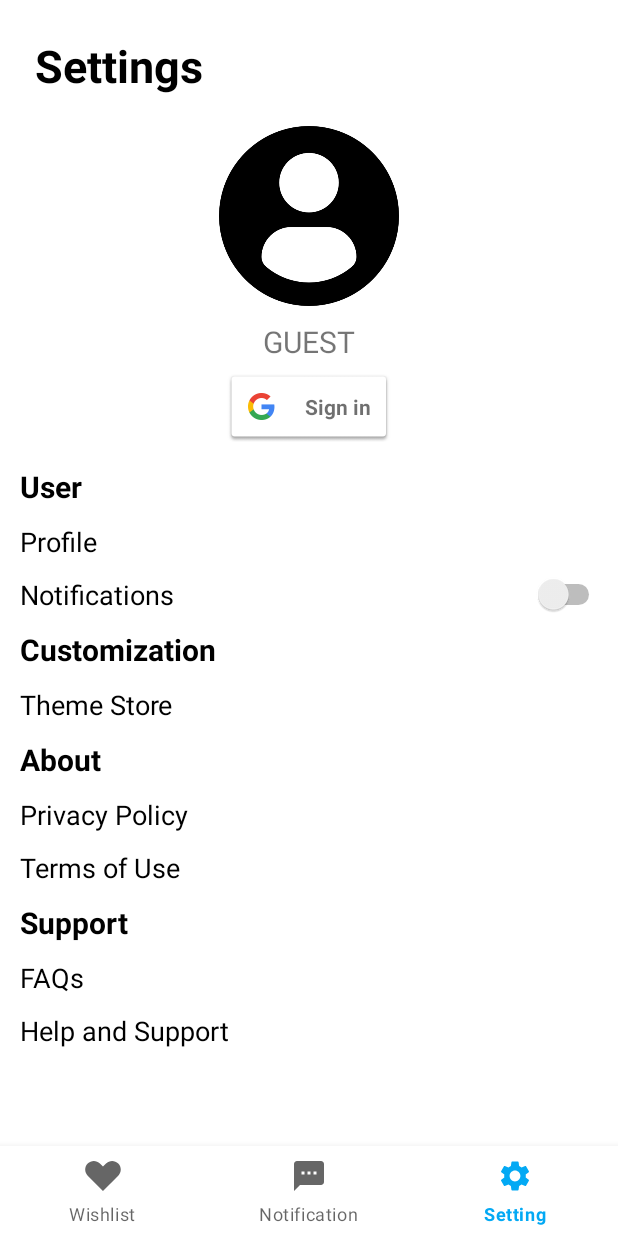
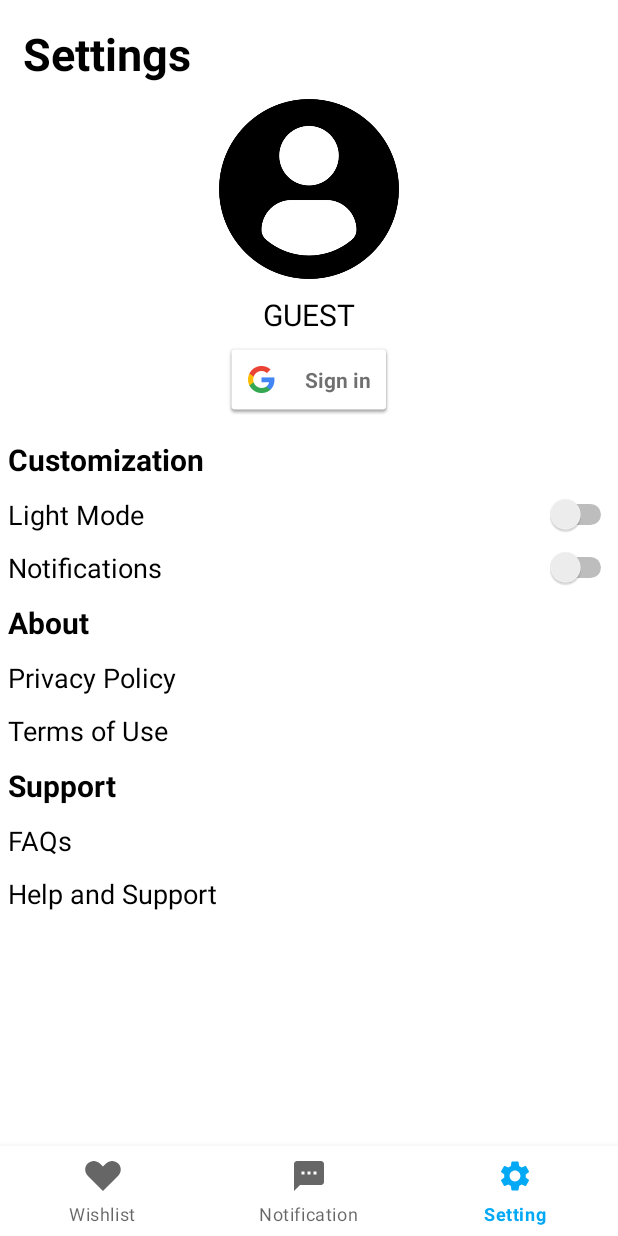
Before and after one commit to AlAuB/GiftMe, an Android app: the screen it shows after launch (MainActivity), item 3 of the bottom bar chosen, on a phone screen of 412 x 824 dp. Run offline under Robolectric (Android 15) with nearby library versions, the phone set to English and light mode, and no system bars; our stand-ins replace Firebase (no records; nobody signed in at launch, a user with empty details on screens opened directly), Picasso; libraries missing offline, so code that uses them is left out: it.xabaras.android.

Commit message:
light/dark_ver1

```diff
--- a/app/src/main/java/com/example/giftme/Fragments/SettingFragment.java
+++ b/app/src/main/java/com/example/giftme/Fragments/SettingFragment.java
@@ -8,12 +8,15 @@ import android.view.LayoutInflater;
 import android.view.View;
 import android.view.ViewGroup;
 import android.widget.Button;
+import android.widget.CompoundButton;
 import android.widget.ImageView;
 import android.widget.TextView;
 import android.widget.Toast;
+import android.widget.Switch;
 
 import androidx.annotation.NonNull;
 import androidx.annotation.Nullable;
+import androidx.appcompat.app.AppCompatDelegate;
 import androidx.fragment.app.Fragment;
 
 import com.example.giftme.Settings.FAQ;
@@ -60,13 +63,36 @@ public class SettingFragment extends Fragment implements View.OnClickListener {
         // Inflate the layout for this fragment
         View view = inflater.inflate(R.layout.fragment_setting, container, false);
 
+        // initialize switch variable
+        Switch mode_switch = view.findViewById(R.id.switch0);
+        TextView mode = view.findViewById(R.id.mode);
+//        Objects.requireNonNull(getSupportActionBar()).setTitle("Light/Dark Mode Switch");
+
+        // switch
+        mode_switch.setOnCheckedChangeListener(new CompoundButton.OnCheckedChangeListener() {
+            @Override
+            public void onCheckedChanged(CompoundButton buttonView, boolean isChecked) {
+                if (isChecked){
+                    AppCompatDelegate.setDefaultNightMode(AppCompatDelegate.MODE_NIGHT_YES);
+                    mode.setText("Dark Mode");
+                }else{
+                    AppCompatDelegate.setDefaultNightMode(AppCompatDelegate.MODE_NIGHT_NO);
+                    mode.setText("Light Mode");
+                }
+            }
+        });
+
+        // set the pre theme when app starts
+        boolean isNightModeOn = AppCompatDelegate.getDefaultNightMode() == AppCompatDelegate.MODE_NIGHT_YES;
+        mode_switch.setChecked(isNightModeOn);
+
+        if (isNightModeOn){
+            mode.setText("Dark Mode");
+        }else{
+            mode.setText("Light Mode");
+        }
+
         //initialize the views
-        TextView profile = view.findViewById(R.id.profile);
-        profile.setOnClickListener(this);
-
-        TextView themes = view.findViewById(R.id.themestore);
-        themes.setOnClickListener(this);
-
         TextView policy = view.findViewById(R.id.privacy);
         policy.setOnClickListener(this);
 
@@ -97,13 +123,7 @@ public class SettingFragment extends Fragment implements View.OnClickListener {
 
     @Override
     public void onClick(View view) {
-        if (view.getId() == R.id.profile) {
-            Intent intent = new Intent(getActivity(), User_Profile.class);
-            startActivity(intent);
-        } else if (view.getId() == R.id.themestore) {
-            Intent intent2 = new Intent(getActivity(), ThemeStore.class);
-            startActivity(intent2);
-        } else if (view.getId() == R.id.privacy) {
+        if (view.getId() == R.id.privacy) {
             Intent intent3 = new Intent(getActivity(), PrivacyPolicy.class);
             startActivity(intent3);
         } else if (view.getId() == R.id.term) {
--- a/app/src/main/res/layout/activity_add_new_item_manually.xml
+++ b/app/src/main/res/layout/activity_add_new_item_manually.xml
@@ -115,6 +115,7 @@
         android:layout_marginTop="5dp">
 
         <Button
+            style="@style/texts"
             android:id="@+id/cancel"
             android:layout_width="wrap_content"
             android:layout_height="wrap_content"
@@ -126,6 +127,7 @@
             app:layout_constraintTop_toTopOf="parent" />
 
         <Button
+            style="@style/texts"
             android:id="@+id/save"
             android:layout_width="wrap_content"
             android:layout_height="wrap_content"
--- a/app/src/main/res/layout/activity_my_collection_items.xml
+++ b/app/src/main/res/layout/activity_my_collection_items.xml
@@ -20,6 +20,7 @@
             android:orientation="horizontal">
 
             <TextView
+                style="@style/sub_titles"
                 android:id="@+id/collection_name"
                 android:layout_width="wrap_content"
                 android:layout_height="wrap_content"
--- a/app/src/main/res/layout/detailed_item_view.xml
+++ b/app/src/main/res/layout/detailed_item_view.xml
@@ -29,6 +29,7 @@
             android:orientation="horizontal">
 
             <TextView
+                style="@style/texts"
                 android:id="@+id/textView_date"
                 android:layout_width="match_parent"
                 android:layout_height="match_parent"
@@ -79,6 +80,7 @@
             android:text="" />
 
         <Button
+            style="@style/texts"
             android:id="@+id/button_shop"
             android:layout_width="match_parent"
             android:layout_height="50dp"
@@ -88,6 +90,7 @@
             android:text="Shop now" />
 
         <Button
+            style="@style/texts"
             android:id="@+id/button_edit"
             android:layout_width="match_parent"
             android:layout_height="wrap_content"
@@ -97,6 +100,7 @@
             android:text="edit" />
 
         <Button
+            style="@style/texts"
             android:id="@+id/button_delete"
             android:layout_width="match_parent"
             android:layout_height="wrap_content"
--- a/app/src/main/res/layout/edit_item_view.xml
+++ b/app/src/main/res/layout/edit_item_view.xml
@@ -109,6 +109,7 @@
         android:orientation="horizontal">
 
         <Button
+            style="@style/texts"
             android:id="@+id/button_cancel"
             android:layout_width="0dp"
             android:layout_height="wrap_content"
@@ -118,6 +119,7 @@
             android:text="cancel" />
 
         <Button
+            style="@style/texts"
             android:id="@+id/button_save"
             android:layout_width="0dp"
             android:layout_height="wrap_content"
--- a/app/src/main/res/layout/fr_collection_row.xml
+++ b/app/src/main/res/layout/fr_collection_row.xml
@@ -26,6 +26,7 @@
                 app:srcCompat = "@drawable/anony_user"/>
 
             <TextView
+                style="@style/texts"
                 android:id="@+id/friend_wishlist_title"
                 android:layout_width="match_parent"
                 android:layout_height="wrap_content"
--- a/app/src/main/res/layout/fragment_setting.xml
+++ b/app/src/main/res/layout/fragment_setting.xml
@@ -5,25 +5,20 @@
     android:layout_width="match_parent"
     android:layout_height="match_parent"
     android:orientation="vertical"
-    android:padding="8dp"
     tools:context=".Fragments.SettingFragment">
 
     <TextView
+        style="@style/titles"
         android:layout_width="match_parent"
         android:layout_height="wrap_content"
-        android:layout_marginStart="15dp"
-        android:layout_marginTop="15dp"
-        android:layout_marginBottom="10dp"
         android:text="Settings"
-        android:textColor="@color/black"
-        android:textSize="30sp"
-        android:textStyle="bold" />
+        />
 
     <!--TOP PART: PFP AND LOGIN/LOGOUT/DELETE BUTTONS-->
     <LinearLayout
+        style="@style/image"
         android:layout_width="match_parent"
         android:layout_height="wrap_content"
-        android:background="#FFFFFF"
         android:orientation="horizontal">
 
         <LinearLayout
@@ -41,6 +36,7 @@
                 app:srcCompat="@drawable/anony_user" />
 
             <TextView
+                style="@style/texts"
                 android:id="@+id/settings_user_name"
                 android:layout_width="wrap_content"
                 android:layout_height="wrap_content"
@@ -59,6 +55,7 @@
                 android:textAlignment="center"
                 />
             <Button
+                style="@style/settings_topics"
                 android:id="@+id/sign_out_button"
                 android:layout_width="wrap_content"
                 android:layout_height="wrap_content"
@@ -75,7 +72,7 @@
     </LinearLayout>
 
     <!--MID PART-->
-    <!--USER-->
+    <!--Customization-->
     <ScrollView
         android:layout_width="match_parent"
         android:layout_height="match_parent">
@@ -86,22 +83,13 @@
             android:orientation="vertical">
 
             <TextView
+                style="@style/settings_topics"
                 android:layout_width="wrap_content"
                 android:layout_height="wrap_content"
                 android:padding="5dp"
-                android:text="User"
-                android:textColor="@color/black"
+                android:text="Customization"
                 android:textSize="20sp"
                 android:textStyle="bold" />
-
-            <TextView
-                android:id="@+id/profile"
-                style="@style/settings_topics"
-                android:layout_width="match_parent"
-                android:layout_height="wrap_content"
-                android:padding="5dp"
-                android:text="Profile"
-                android:textSize="18sp" />
 
             <LinearLayout
                 android:layout_width="match_parent"
@@ -110,7 +98,33 @@
                 android:weightSum="1">
 
                 <TextView
-                    style="@style/settings_topics"
+                    android:id="@+id/mode"
+                    style="@style/texts"
+                    android:layout_width="wrap_content"
+                    android:layout_height="wrap_content"
+                    android:layout_weight="0.95"
+                    android:padding="5dp"
+                    android:text="Light Mode"
+                    android:textSize="18sp" />
+
+                <Switch
+                    android:id="@+id/switch0"
+                    android:layout_width="wrap_content"
+                    android:layout_height="wrap_content"
+                    android:layout_gravity="center_vertical"
+                    android:layout_alignParentRight="true"
+                    android:layout_weight="0.05" />
+
+            </LinearLayout>
+
+            <LinearLayout
+                android:layout_width="match_parent"
+                android:layout_height="wrap_content"
+                android:orientation="horizontal"
+                android:weightSum="1">
+
+                <TextView
+                    style="@style/texts"
                     android:layout_width="wrap_content"
                     android:layout_height="wrap_content"
                     android:layout_weight="0.95"
@@ -123,45 +137,27 @@
                     android:layout_width="wrap_content"
                     android:layout_height="wrap_content"
                     android:layout_gravity="center_vertical"
+                    android:layout_alignParentRight="true"
                     android:layout_weight="0.05" />
 
             </LinearLayout>
 
-            <!--USER END-->
+            <!--Customization END-->
 
-            <!--CUSTOMIZATION-->
+
+            <!--ABOUT-->
             <TextView
-                android:layout_width="wrap_content"
-                android:layout_height="wrap_content"
-                android:padding="5dp"
-                android:text="Customization"
-                android:textColor="@color/black"
-                android:textSize="20sp"
-                android:textStyle="bold" />
-
-            <TextView
-                android:id="@+id/themestore"
                 style="@style/settings_topics"
                 android:layout_width="wrap_content"
                 android:layout_height="wrap_content"
                 android:padding="5dp"
-                android:text="Theme Store"
-                android:textSize="18sp" />
-            <!--CUSTOMIZATION END-->
-
-            <!--ABOUT-->
-            <TextView
-                android:layout_width="wrap_content"
-                android:layout_height="wrap_content"
-                android:padding="5dp"
                 android:text="About"
-                android:textColor="@color/black"
                 android:textSize="20sp"
                 android:textStyle="bold" />
 
             <TextView
                 android:id="@+id/privacy"
-                style="@style/settings_topics"
+                style="@style/texts"
                 android:layout_width="wrap_content"
                 android:layout_height="wrap_content"
                 android:padding="5dp"
@@ -170,7 +166,7 @@
 
             <TextView
                 android:id="@+id/term"
-                style="@style/settings_topics"
+                style="@style/texts"
                 android:layout_width="wrap_content"
                 android:layout_height="wrap_content"
                 android:padding="5dp"
@@ -181,17 +177,17 @@
 
             <!--SUPPORT-->
             <TextView
+                style="@style/settings_topics"
                 android:layout_width="wrap_content"
                 android:layout_height="wrap_content"
                 android:padding="5dp"
                 android:text="Support"
-                android:textColor="@color/black"
                 android:textSize="20sp"
                 android:textStyle="bold" />
 
             <TextView
                 android:id="@+id/FAQ"
-                style="@style/settings_topics"
+                style="@style/texts"
                 android:layout_width="wrap_content"
                 android:layout_height="wrap_content"
                 android:padding="5dp"
@@ -200,7 +196,7 @@
 
             <TextView
                 android:id="@+id/support"
-                style="@style/settings_topics"
+                style="@style/texts"
                 android:layout_width="wrap_content"
                 android:layout_height="wrap_content"
                 android:padding="5dp"
--- a/app/src/main/res/layout/fragment_wishlist.xml
+++ b/app/src/main/res/layout/fragment_wishlist.xml
@@ -14,11 +14,13 @@
         android:layout_weight="0.07">
 
         <com.google.android.material.tabs.TabItem
+            style="@style/texts"
             android:layout_width="wrap_content"
             android:layout_height="wrap_content"
             android:text="@string/my" />
 
         <com.google.android.material.tabs.TabItem
+            style="@style/texts"
             android:layout_width="wrap_content"
             android:layout_height="wrap_content"
             android:text="@string/friend" />
--- a/app/src/main/res/layout/fragment_wishlist_friend_collection_data.xml
+++ b/app/src/main/res/layout/fragment_wishlist_friend_collection_data.xml
@@ -14,6 +14,7 @@
         android:weightSum="1">
 
         <TextView
+            style="@style/titles"
             android:layout_weight="0.005"
             android:layout_width="match_parent"
             android:layout_height="wrap_content"
@@ -21,8 +22,7 @@
             android:layout_marginTop="15dp"
             android:layout_marginStart="15dp"
             android:textSize="30sp"
-            android:textStyle="bold"
-            android:textColor="@color/black" />
+            android:textStyle="bold" />
 
         <LinearLayout
             android:layout_width="match_parent"
@@ -44,6 +44,7 @@
                 android:textSize="18sp" />
 
             <TextView
+                style="@style/texts"
                 android:layout_width="wrap_content"
                 android:layout_height="wrap_content"
                 android:text="@string/collections"
--- a/app/src/main/res/layout/fragment_wishlist_my_collection_data.xml
+++ b/app/src/main/res/layout/fragment_wishlist_my_collection_data.xml
@@ -14,13 +14,13 @@
         android:weightSum="1">
 
         <TextView
+            style="@style/titles"
             android:layout_width="match_parent"
             android:layout_height="wrap_content"
             android:layout_marginStart="15dp"
             android:layout_marginTop="15dp"
             android:layout_weight="0.005"
             android:text="@string/my_collection"
-            android:textColor="@color/black"
             android:textSize="30sp"
             android:textStyle="bold" />
 
@@ -44,6 +44,7 @@
                 android:textStyle="bold" />
 
             <TextView
+                style="@style/texts"
                 android:id="@+id/collection_text"
                 android:layout_width="wrap_content"
                 android:layout_height="wrap_content"
--- a/app/src/main/res/values-night/themes.xml
+++ b/app/src/main/res/values-night/themes.xml
@@ -1,16 +1,47 @@
-<resources xmlns:tools="http://schemas.android.com/tools">
+<resources>
     <!-- Base application theme. -->
-    <style name="Theme.GiftMe" parent="Theme.MaterialComponents.DayNight.DarkActionBar">
+    <style name="Theme.GiftMe" parent="Theme.MaterialComponents.DayNight.NoActionBar">
         <!-- Primary brand color. -->
-        <item name="colorPrimary">@color/purple_200</item>
-        <item name="colorPrimaryVariant">@color/purple_700</item>
-        <item name="colorOnPrimary">@color/black</item>
+        <item name="colorPrimary">#03A9F4</item>
+        <item name="colorPrimaryVariant">#2196F3</item>
+        <item name="colorOnPrimary">@color/white</item>
         <!-- Secondary brand color. -->
         <item name="colorSecondary">@color/teal_200</item>
-        <item name="colorSecondaryVariant">@color/teal_200</item>
+        <item name="colorSecondaryVariant">@color/teal_700</item>
         <item name="colorOnSecondary">@color/black</item>
         <!-- Status bar color. -->
         <item name="android:statusBarColor">?attr/colorPrimaryVariant</item>
         <!-- Customize your theme here. -->
     </style>
+
+    <style name="settings_topics">
+        <item name="android:textSize">15sp</item>
+        <item name="android:paddingLeft">10dp</item>
+        <item name="android:textColor">#FFFFFF</item>
+        <item name="android:color">#000000</item>
+    </style>
+
+    <style name="titles">
+        <item name="android:layout_marginTop">15dp</item>
+        <item name="android:layout_marginStart">15dp</item>
+        <item name="android:textSize">30sp</item>
+        <item name="android:textColor">#FFFFFF</item>
+        <item name="android:textStyle">bold</item>
+    </style>
+
+    <style name="sub_titles">
+        <item name="android:textSize">30sp</item>
+        <item name="android:textColor">#FFFFFF</item>
+        <item name="android:textStyle">bold</item>
+    </style>
+
+    <style name="texts">
+        <item name="android:textSize">15sp</item>
+        <item name="android:textColor">#FFFFFF</item>
+    </style>
+
+    <style name="image">
+        <item name="android:colorBackground">#000000</item>
+    </style>
+
 </resources>
--- a/app/src/main/res/values/styles.xml
+++ b/app/src/main/res/values/styles.xml
@@ -8,15 +8,4 @@
         <item name="android:paddingTop">2dp</item>
     </style>
 
-    <style name="settings_topics">
-        <item name="android:textSize">15dp</item>
-        <item name="android:paddingLeft">10dp</item>
-        <item name="android:textColor">#000000</item>
-
-    </style>
-
-    <style name="XmasTheme" parent="Theme.MaterialComponents.DayNight.NoActionBar">
-        <item name="android:windowBackground">@drawable/xmas_wallpaper_sample</item>
-    </style>
-
 </resources>
--- a/app/src/main/res/values/themes.xml
+++ b/app/src/main/res/values/themes.xml
@@ -13,4 +13,35 @@
         <item name="android:statusBarColor">?attr/colorPrimaryVariant</item>
         <!-- Customize your theme here. -->
     </style>
+
+    <style name="settings_topics">
+        <item name="android:textSize">15sp</item>
+        <item name="android:paddingLeft">10dp</item>
+        <item name="android:textColor">#000000</item>
+        <item name="android:color">#FFFFFF</item>
+    </style>
+
+    <style name="titles">
+        <item name="android:layout_marginTop">15dp</item>
+        <item name="android:layout_marginStart">15dp</item>
+        <item name="android:textSize">30sp</item>
+        <item name="android:textColor">#000000</item>
+        <item name="android:textStyle">bold</item>
+    </style>
+
+    <style name="sub_titles">
+        <item name="android:textSize">30sp</item>
+        <item name="android:textColor">#000000</item>
+        <item name="android:textStyle">bold</item>
+    </style>
+
+    <style name="texts">
+        <item name="android:textSize">15sp</item>
+        <item name="android:textColor">#000000</item>
+    </style>
+
+    <style name="image">
+        <item name="android:colorBackground">#FFFFFF</item>
+    </style>
+
 </resources>
```
Also changed, not shown: app/src/main/res/layout/fragment_notification.xml (+3 -6 lines).
